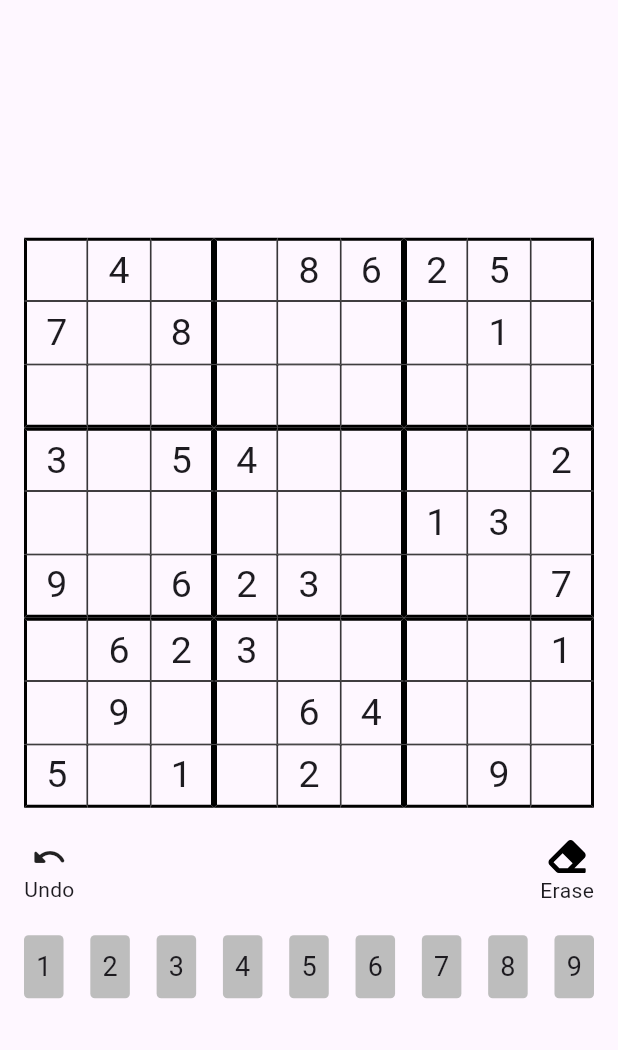
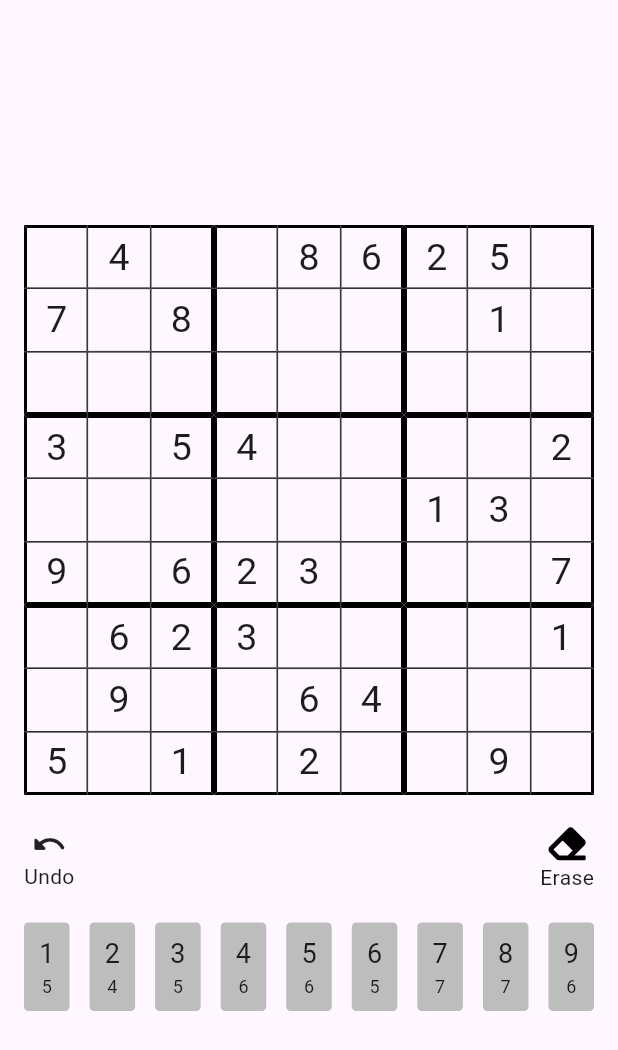
Before and after one commit to SyedAbdulNafay/Sudoku, a Flutter app: the screen it shows after launch, after a tap on "Erase", on a phone screen of 412 x 824 dp. Shown: the top 1050 px of the screen. Run offline on Flutter 3.47's test engine with Material 3 defaults, Android fonts, the phone set to English and light mode, and no system bars; our stand-ins replace flutter_svg, get.

Commit message:
Number blocks now display their respective quantities left on the board, and disappear after all of those numbers are placed on the board, leaving only the numbers that still need to be played on the screen

```diff
--- a/lib/controllers/sudoku_controller.dart
+++ b/lib/controllers/sudoku_controller.dart
@@ -1,3 +1,4 @@
+import 'package:flutter/material.dart';
 import 'package:get/get.dart';
 import 'package:sudoku/controllers/animation_controller.dart';
 import 'package:sudoku/models/sudoku_generator.dart';
@@ -6,6 +7,17 @@ class SudokuController extends GetxController {
   final generator = SudokuGenerator();
   late final List<List<int>> solvedBoard;
   final sudokuBoard = List.generate(9, (_) => List.filled(9, 0)).obs;
+  final numberBlocks = {
+    1: 0,
+    2: 0,
+    3: 0,
+    4: 0,
+    5: 0,
+    6: 0,
+    7: 0,
+    8: 0,
+    9: 0,
+  }.obs;
   final selectedRow = Rxn<int>();
   final selectedCol = Rxn<int>();
   final invalidMove = false.obs;
@@ -19,7 +31,7 @@ class SudokuController extends GetxController {
 
   void generateNewBoard() {
     solvedBoard = generator.generateFullBoard();
-    sudokuBoard.value = generator.generatePuzzle(fullBoard: solvedBoard);
+    sudokuBoard.value = generator.generatePuzzle(fullBoard: solvedBoard, numberBlocks: numberBlocks);
     sudokuBoard.refresh();
   }
 
@@ -41,6 +53,10 @@ class SudokuController extends GetxController {
       return;
     }
 
+    if (numberBlocks[number] != 0) {
+      numberBlocks[number] = numberBlocks[number]! - 1;
+    }
+    debugPrint(numberBlocks[number].toString());
     sudokuBoard[selectedRow.value!][selectedCol.value!] = number;
     invalidMove.value = false;
     sudokuBoard.refresh();
--- a/lib/models/sudoku_generator.dart
+++ b/lib/models/sudoku_generator.dart
@@ -44,9 +44,12 @@ class SudokuGenerator {
   }
 
   // Create a puzzle board
-  List<List<int>> generatePuzzle({int clues = 30, required List<List<int>> fullBoard}) {
-    // final List<List<int>> fullBoard = generateFullBoard();
-    final List<List<int>> puzzle = List.generate(9, (i) => List.from(fullBoard[i]));
+  List<List<int>> generatePuzzle(
+      {int clues = 30,
+      required List<List<int>> fullBoard,
+      required Map<int, int> numberBlocks}) {
+    final List<List<int>> puzzle =
+        List.generate(9, (i) => List.from(fullBoard[i]));
     int removed = 0;
 
     final cells = List.generate(81, (i) => i)..shuffle(_rand);
@@ -58,6 +61,10 @@ class SudokuGenerator {
       int col = index % 9;
       // int backup = puzzle[row][col];
 
+      if (numberBlocks[puzzle[row][col]] != 9) {
+        numberBlocks[puzzle[row][col]] = numberBlocks[puzzle[row][col]]! + 1;
+      }
+
       puzzle[row][col] = 0;
 
       // Optional: add uniqueness check here
--- a/lib/pages/home_page.dart
+++ b/lib/pages/home_page.dart
@@ -82,11 +82,19 @@ class HomePage extends StatelessWidget {
                           sudokuController.tappedIndex.value = index;
                           sudokuController.onNumberTapped(index + 1);
                         },
-                        child: NumberBlock(index: index),
+                        child: sudokuController.numberBlocks[index + 1]! == 0
+                            ? const SizedBox(
+                                width: 32,
+                              )
+                            : NumberBlock(
+                                index: index,
+                                numbersLeft:
+                                    sudokuController.numberBlocks[index + 1]!,
+                              ),
                       ),
                     );
                   }),
-                ))
+                )),
           ],
         ),
       ),
--- a/lib/services/widgets/number_block.dart
+++ b/lib/services/widgets/number_block.dart
@@ -2,22 +2,32 @@ import 'package:flutter/material.dart';
 
 class NumberBlock extends StatelessWidget {
   final int index;
+  final int numbersLeft;
   const NumberBlock({
     super.key,
     required this.index,
+    required this.numbersLeft,
   });
 
   @override
   Widget build(BuildContext context) {
     return Container(
-      padding: const EdgeInsets.all(8),
+      padding: const EdgeInsets.symmetric(vertical: 8, horizontal: 10),
       decoration: BoxDecoration(
         color: Colors.grey[400],
         borderRadius: BorderRadius.circular(3),
       ),
-      child: Text(
-        (index + 1).toString(),
-        style: const TextStyle(fontSize: 18),
+      child: Column(
+        children: [
+          Text(
+            (index + 1).toString(),
+            style: const TextStyle(fontSize: 18),
+          ),
+          Text(
+            numbersLeft.toString(),
+            style: const TextStyle(fontSize: 12),
+          )
+        ],
       ),
     );
   }
```
